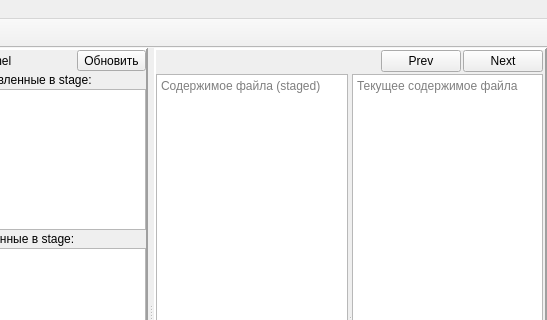
The window that commit_craft/mainwindow.ui (CJayM/CommitCraft) describes before a commit, drawn with Qt 5; both pictures show x 253 to 800 and y 0 to 320 of the 800 by 600 pixel window.
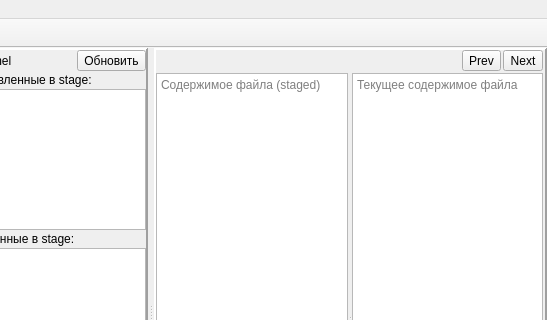
The same window after the commit.

Commit message: prevHunkButton и nextHunkButton теперь работают через QAction

What changed in the file:
```diff
--- a/commit_craft/mainwindow.ui
+++ b/commit_craft/mainwindow.ui
@@ -500,14 +500,14 @@
               </spacer>
              </item>
              <item>
-              <widget class="QPushButton" name="prevHunkButton">
+              <widget class="QToolButton" name="prevHunkButton">
                <property name="text">
                 <string>Prev</string>
                </property>
               </widget>
              </item>
              <item>
-              <widget class="QPushButton" name="nextHunkButton">
+              <widget class="QToolButton" name="nextHunkButton">
                <property name="text">
                 <string>Next</string>
                </property>
```
Left out of the diff: 25 changed lines with no effect on the pictures. The commit also changes 1 other file.
